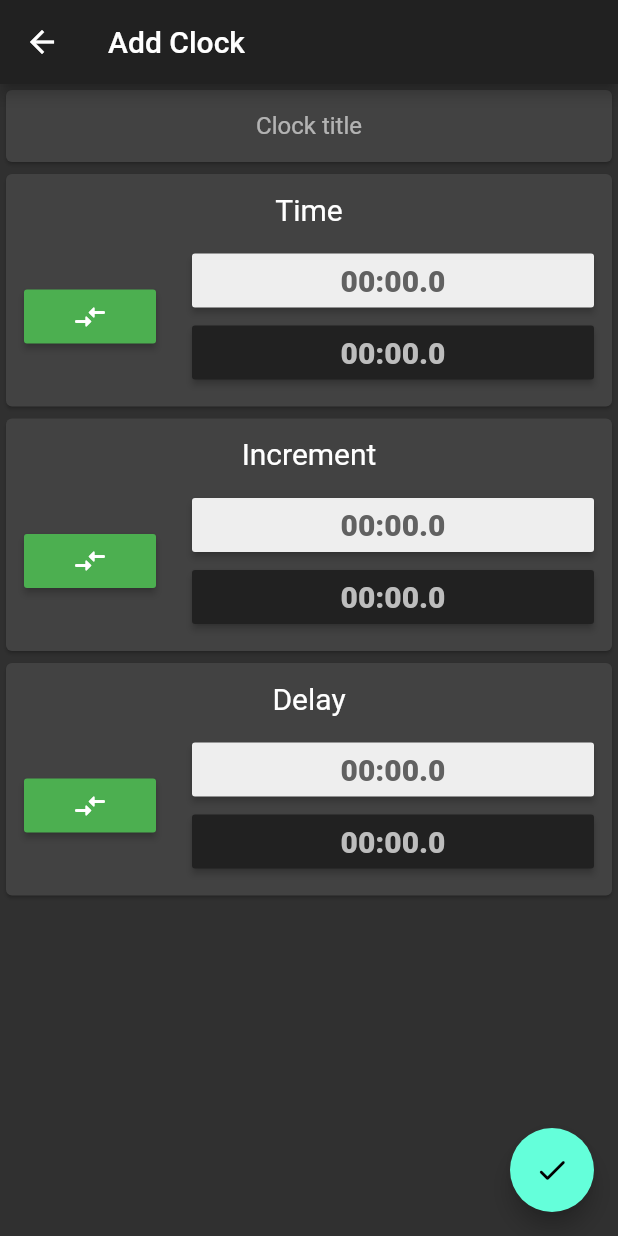
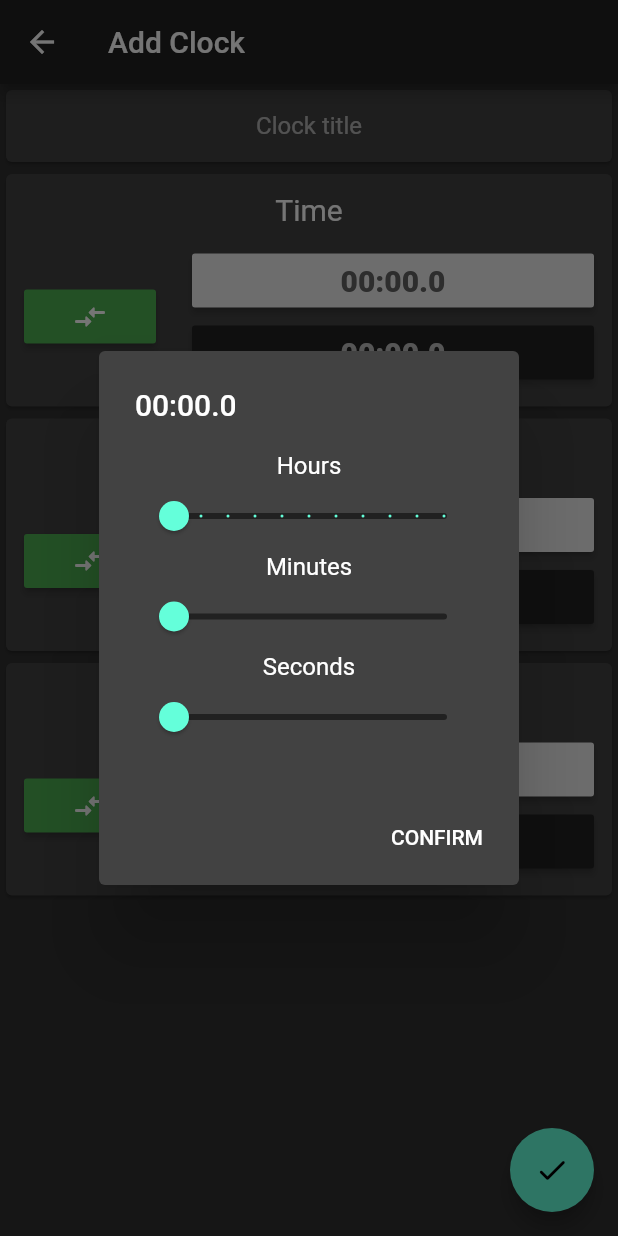
Before and after one commit to nikolajjsj/chess-clock, a Flutter app: the AddClockScreen screen opened directly, after a tap on "00:00.0", on a phone screen of 412 x 824 dp. Run offline on Flutter 3.47's test engine with Material 2 defaults, Android fonts, the light colour scheme and no system bars; our stand-ins replace equatable, flutter_bloc, get_it, hydrated_bloc, shared_preferences; missing offline and left inert: flutter_material_pickers; accounts and stored records are empty.

Commit message:
Added own version of time dialog, for custom timers

```diff
--- a/lib/screens/add_clock/add_clock_screen.dart
+++ b/lib/screens/add_clock/add_clock_screen.dart
@@ -2,6 +2,7 @@ import 'package:chessclock/misc/models/clock_model.dart';
 import 'package:chessclock/misc/models/timer_model.dart';
 import 'package:chessclock/misc/utils/time_utils.dart';
 import 'package:chessclock/screens/add_clock/bloc/add_clock_bloc.dart';
+import 'package:chessclock/widgets/dialog/time_dialog.dart';
 import 'package:flutter_bloc/flutter_bloc.dart';
 import 'package:flutter_material_pickers/flutter_material_pickers.dart';
 import 'package:flutter/cupertino.dart';
@@ -162,16 +163,14 @@ class _ClockCreationCardState extends State<ClockCreationCard> {
                           ),
                         ),
                         color: Colors.grey[200],
-                        onPressed: () => showMaterialNumberPicker(
+                        onPressed: () => showDialog(
                           context: context,
-                          title: "White's time (seconds)",
-                          maxNumber: 9000,
-                          minNumber: 0,
-                          selectedNumber: widget.white.toInt(),
-                          onChanged: (val) {
-                            widget.changeWhite(val.toDouble());
-                            if (isComparing) widget.changeBlack(val.toDouble());
-                          },
+                          builder: (context) => TimeDialog(
+                            onChanged: (val) {
+                              widget.changeWhite(val);
+                              if (isComparing) widget.changeBlack(val);
+                            },
+                          ),
                         ),
                       ),
                       RaisedButton(
@@ -184,16 +183,14 @@ class _ClockCreationCardState extends State<ClockCreationCard> {
                           ),
                         ),
                         color: Colors.grey[900],
-                        onPressed: () => showMaterialNumberPicker(
+                        onPressed: () => showDialog(
                           context: context,
-                          title: "Black's time (seconds)",
-                          maxNumber: 9000,
-                          minNumber: 0,
-                          selectedNumber: widget.black.toInt(),
-                          onChanged: (val) {
-                            widget.changeBlack(val.toDouble());
-                            if (isComparing) widget.changeWhite(val.toDouble());
-                          },
+                          builder: (context) => TimeDialog(
+                            onChanged: (val) {
+                              widget.changeBlack(val);
+                              if (isComparing) widget.changeWhite(val);
+                            },
+                          ),
                         ),
                       ),
                     ],
--- /dev/null
+++ b/lib/widgets/dialog/time_dialog.dart
@@ -0,0 +1,82 @@
+import 'package:chessclock/misc/utils/time_utils.dart';
+import 'package:flutter/material.dart';
+
+class TimeDialog extends StatefulWidget {
+  final Function(double) onChanged;
+
+  const TimeDialog({
+    Key key,
+    @required this.onChanged,
+  }) : super(key: key);
+
+  @override
+  _TimeDialogState createState() => _TimeDialogState();
+}
+
+class _TimeDialogState extends State<TimeDialog> {
+  double _hours = 0.0;
+  double _minutes = 0.0;
+  double _seconds = 0.0;
+
+  double getReturnValue() => (_hours * 3600) + (_minutes * 60) + _seconds;
+
+  @override
+  Widget build(BuildContext context) {
+    return AlertDialog(
+      title: Text(getTimeStringFromDouble(getReturnValue())),
+      actions: [
+        FlatButton(
+          child: Text('CONFIRM'),
+          onPressed: () => Navigator.of(context).pop(),
+        ),
+      ],
+      content: Column(
+        mainAxisSize: MainAxisSize.min,
+        children: [
+          Text('Hours'),
+          Slider(
+            value: _hours,
+            min: 0,
+            max: 10,
+            divisions: 10,
+            label: _hours.toStringAsFixed(0),
+            inactiveColor: Theme.of(context).primaryColor,
+            activeColor: Theme.of(context).accentColor,
+            onChanged: (val) {
+              setState(() => _hours = val);
+              widget.onChanged.call(getReturnValue());
+            },
+          ),
+          Text('Minutes'),
+          Slider(
+            value: _minutes,
+            min: 0,
+            max: 60,
+            divisions: 60,
+            label: _minutes.toStringAsFixed(0),
+            inactiveColor: Theme.of(context).primaryColor,
+            activeColor: Theme.of(context).accentColor,
+            onChanged: (val) {
+              setState(() => _minutes = val);
+              widget.onChanged.call(getReturnValue());
+            },
+          ),
+          Text('Seconds'),
+          Slider(
+            value: _seconds,
+            min: 0,
+            max: 60,
+            divisions: 60,
+            label: _seconds.toStringAsFixed(0),
+            inactiveColor: Theme.of(context).primaryColor,
+            activeColor: Theme.of(context).accentColor,
+            onChanged: (val) {
+              setState(() => _seconds = val);
+              widget.onChanged.call(getReturnValue());
+            },
+          ),
+        ],
+      ),
+    );
+  }
+}
```
